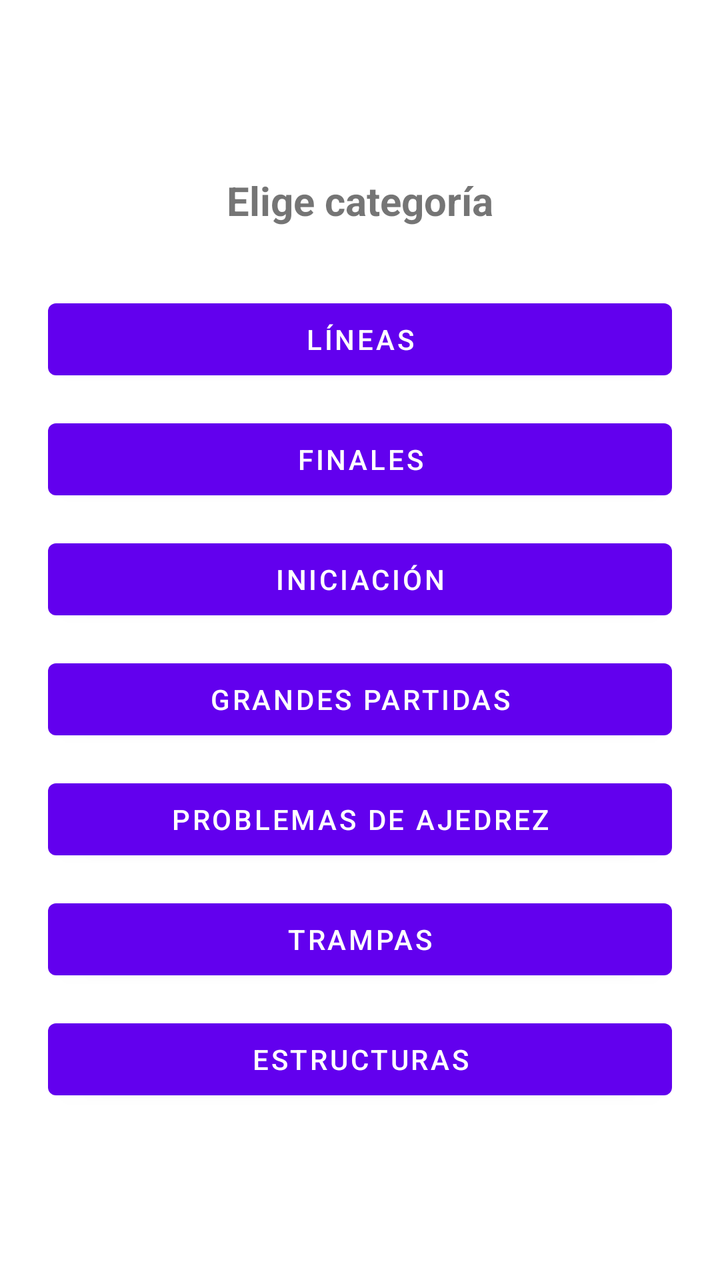
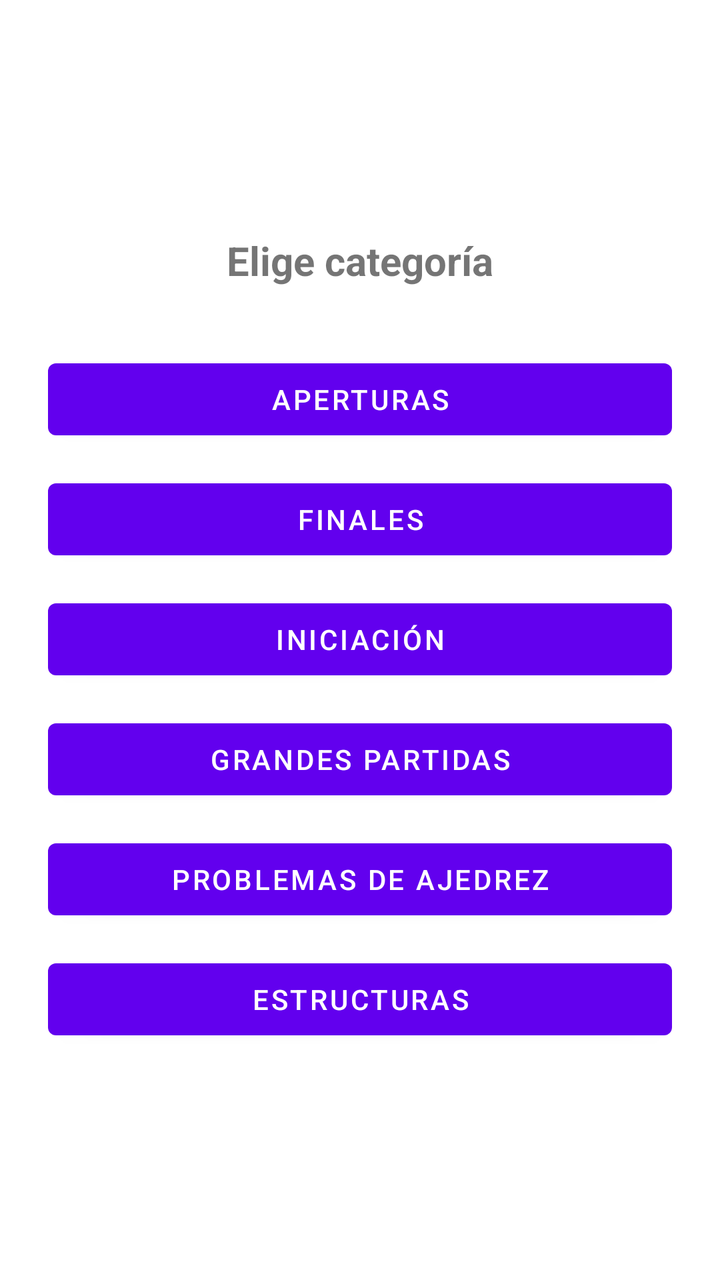

An Android layout rendered at two revisions. The XML below is the earlier revision; the diff shows what the commit changed to produce the second picture.
<!-- AndroidManifest.xml: application theme Theme.AperturasAjedrez -->
<!-- res/layout/activity_category_selector.xml -->
<androidx.constraintlayout.widget.ConstraintLayout xmlns:android="http://schemas.android.com/apk/res/android"
    xmlns:app="http://schemas.android.com/apk/res-auto"
    android:layout_width="match_parent"
    android:layout_height="match_parent"
    android:padding="24dp">

    <TextView
        android:id="@+id/categoryTitle"
        android:layout_width="wrap_content"
        android:layout_height="wrap_content"
        android:text="@string/category_title"
        android:textSize="20sp"
        android:textStyle="bold"
        app:layout_constraintTop_toTopOf="parent"
        app:layout_constraintStart_toStartOf="parent"
        app:layout_constraintEnd_toEndOf="parent"
        app:layout_constraintBottom_toTopOf="@id/categoryLinesButton"
        app:layout_constraintVertical_chainStyle="packed" />

    <Button
        android:id="@+id/categoryLinesButton"
        android:layout_width="0dp"
        android:layout_height="wrap_content"
        android:text="@string/category_lines"
        app:layout_constraintTop_toBottomOf="@id/categoryTitle"
        app:layout_constraintBottom_toTopOf="@id/categoryEndgamesButton"
        app:layout_constraintStart_toStartOf="parent"
        app:layout_constraintEnd_toEndOf="parent"
        android:layout_marginTop="32dp" />

    <Button
        android:id="@+id/categoryEndgamesButton"
        android:layout_width="0dp"
        android:layout_height="wrap_content"
        android:text="@string/category_endgames"
        app:layout_constraintTop_toBottomOf="@id/categoryLinesButton"
        app:layout_constraintBottom_toTopOf="@id/categoryIniciacionButton"
        app:layout_constraintStart_toStartOf="parent"
        app:layout_constraintEnd_toEndOf="parent"
        android:layout_marginTop="12dp" />

    <Button
        android:id="@+id/categoryIniciacionButton"
        android:layout_width="0dp"
        android:layout_height="wrap_content"
        android:text="@string/category_iniciacion"
        app:layout_constraintTop_toBottomOf="@id/categoryEndgamesButton"
        app:layout_constraintBottom_toTopOf="@id/categoryGrandesPartidasButton"
        app:layout_constraintStart_toStartOf="parent"
        app:layout_constraintEnd_toEndOf="parent"
        android:layout_marginTop="12dp" />

    <Button
        android:id="@+id/categoryGrandesPartidasButton"
        android:layout_width="0dp"
        android:layout_height="wrap_content"
        android:text="@string/category_grandes_partidas"
        app:layout_constraintTop_toBottomOf="@id/categoryIniciacionButton"
        app:layout_constraintBottom_toTopOf="@id/categoryProblemasAjedrezButton"
        app:layout_constraintStart_toStartOf="parent"
        app:layout_constraintEnd_toEndOf="parent"
        android:layout_marginTop="12dp" />

    <Button
        android:id="@+id/categoryProblemasAjedrezButton"
        android:layout_width="0dp"
        android:layout_height="wrap_content"
        android:text="@string/category_problemas_ajedrez"
        app:layout_constraintTop_toBottomOf="@id/categoryGrandesPartidasButton"
        app:layout_constraintBottom_toTopOf="@id/categoryTrampasButton"
        app:layout_constraintStart_toStartOf="parent"
        app:layout_constraintEnd_toEndOf="parent"
        android:layout_marginTop="12dp" />

    <Button
        android:id="@+id/categoryTrampasButton"
        android:layout_width="0dp"
        android:layout_height="wrap_content"
        android:text="@string/category_trampas"
        app:layout_constraintTop_toBottomOf="@id/categoryProblemasAjedrezButton"
        app:layout_constraintBottom_toTopOf="@id/categoryEstructurasButton"
        app:layout_constraintStart_toStartOf="parent"
        app:layout_constraintEnd_toEndOf="parent"
        android:layout_marginTop="12dp" />

    <Button
        android:id="@+id/categoryEstructurasButton"
        android:layout_width="0dp"
        android:layout_height="wrap_content"
        android:text="@string/category_estructuras"
        app:layout_constraintTop_toBottomOf="@id/categoryTrampasButton"
        app:layout_constraintBottom_toBottomOf="parent"
        app:layout_constraintStart_toStartOf="parent"
        app:layout_constraintEnd_toEndOf="parent"
        android:layout_marginTop="12dp" />

</androidx.constraintlayout.widget.ConstraintLayout>
<!-- resources referenced by this layout -->
<resources>
  <string name="category_endgames">Finales</string>
  <string name="category_estructuras">Estructuras</string>
  <string name="category_grandes_partidas">Grandes Partidas</string>
  <string name="category_iniciacion">Iniciación</string>
  <string name="category_lines">Líneas</string>
  <string name="category_problemas_ajedrez">Problemas de ajedrez</string>
  <string name="category_title">Elige categoría</string>
  <string name="category_trampas">Trampas</string>
  <style name="Theme.AperturasAjedrez" parent="Theme.MaterialComponents.DayNight.NoActionBar" />
</resources>

<!-- the commit's change to res/layout/activity_category_selector.xml (unified diff, before → after) -->
@@ -67,17 +67,6 @@
         android:layout_height="wrap_content"
         android:text="@string/category_problemas_ajedrez"
         app:layout_constraintTop_toBottomOf="@id/categoryGrandesPartidasButton"
-        app:layout_constraintBottom_toTopOf="@id/categoryTrampasButton"
-        app:layout_constraintStart_toStartOf="parent"
-        app:layout_constraintEnd_toEndOf="parent"
-        android:layout_marginTop="12dp" />
-
-    <Button
-        android:id="@+id/categoryTrampasButton"
-        android:layout_width="0dp"
-        android:layout_height="wrap_content"
-        android:text="@string/category_trampas"
-        app:layout_constraintTop_toBottomOf="@id/categoryProblemasAjedrezButton"
         app:layout_constraintBottom_toTopOf="@id/categoryEstructurasButton"
         app:layout_constraintStart_toStartOf="parent"
         app:layout_constraintEnd_toEndOf="parent"
@@ -88,7 +77,7 @@
         android:layout_width="0dp"
         android:layout_height="wrap_content"
         android:text="@string/category_estructuras"
-        app:layout_constraintTop_toBottomOf="@id/categoryTrampasButton"
+        app:layout_constraintTop_toBottomOf="@id/categoryProblemasAjedrezButton"
         app:layout_constraintBottom_toBottomOf="parent"
         app:layout_constraintStart_toStartOf="parent"
         app:layout_constraintEnd_toEndOf="parent"
<!-- resource entries referenced after the edit -->
@@ -4,10 +4,9 @@
   <string name="category_estructuras">Estructuras</string>
   <string name="category_grandes_partidas">Grandes Partidas</string>
   <string name="category_iniciacion">Iniciación</string>
-  <string name="category_lines">Líneas</string>
+  <string name="category_lines">Aperturas</string>
   <string name="category_problemas_ajedrez">Problemas de ajedrez</string>
   <string name="category_title">Elige categoría</string>
-  <string name="category_trampas">Trampas</string>
   <style name="Theme.AperturasAjedrez" parent="Theme.MaterialComponents.DayNight.NoActionBar" />
 </resources>
 
